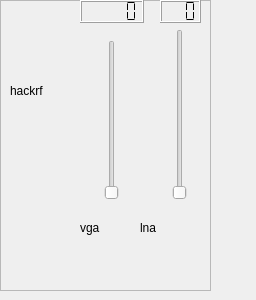
First picture: the form in devices/hackrf-handler/hackrf-widget.ui, repository JvanKatwijk/qt-dab, before the edit.
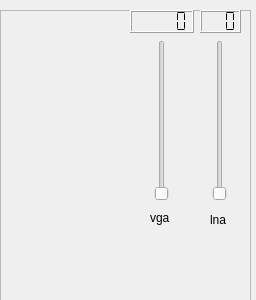
Second picture: the form after the edit.

Commit message: added hackrf support

The edit to the form file:
```diff
--- a/devices/hackrf-handler/hackrf-widget.ui
+++ b/devices/hackrf-handler/hackrf-widget.ui
@@ -17,8 +17,8 @@
    <property name="geometry">
     <rect>
      <x>0</x>
-     <y>0</y>
-     <width>211</width>
+     <y>10</y>
+     <width>251</width>
      <height>291</height>
     </rect>
    </property>
@@ -28,19 +28,6 @@
    <property name="frameShadow">
     <enum>QFrame::Raised</enum>
    </property>
-   <widget class="QLabel" name="label">
-    <property name="geometry">
-     <rect>
-      <x>10</x>
-      <y>80</y>
-      <width>101</width>
-      <height>21</height>
-     </rect>
-    </property>
-    <property name="text">
-     <string>hackrf</string>
-    </property>
-   </widget>
    <widget class="QLabel" name="statusLabel">
     <property name="geometry">
      <rect>
@@ -57,14 +44,14 @@
    <widget class="QSlider" name="lnagainSlider">
     <property name="geometry">
      <rect>
-      <x>170</x>
-      <y>29</y>
+      <x>210</x>
+      <y>30</y>
       <width>20</width>
-      <height>171</height>
+      <height>161</height>
      </rect>
     </property>
     <property name="maximum">
-     <number>62</number>
+     <number>39</number>
     </property>
     <property name="orientation">
      <enum>Qt::Vertical</enum>
@@ -73,7 +60,7 @@
    <widget class="QLCDNumber" name="lnagainDisplay">
     <property name="geometry">
      <rect>
-      <x>160</x>
+      <x>200</x>
       <y>0</y>
       <width>41</width>
       <height>23</height>
@@ -102,10 +89,10 @@
    <widget class="QSlider" name="vgagainSlider">
     <property name="geometry">
      <rect>
-      <x>100</x>
-      <y>40</y>
+      <x>150</x>
+      <y>30</y>
       <width>24</width>
-      <height>160</height>
+      <height>161</height>
      </rect>
     </property>
     <property name="maximum">
@@ -118,7 +105,7 @@
    <widget class="QLCDNumber" name="vgagainDisplay">
     <property name="geometry">
      <rect>
-      <x>80</x>
+      <x>130</x>
       <y>0</y>
       <width>64</width>
       <height>23</height>
@@ -131,10 +118,10 @@
    <widget class="QLabel" name="label_2">
     <property name="geometry">
      <rect>
-      <x>80</x>
-      <y>220</y>
-      <width>59</width>
-      <height>15</height>
+      <x>150</x>
+      <y>200</y>
+      <width>31</width>
+      <height>16</height>
      </rect>
     </property>
     <property name="text">
@@ -144,16 +131,42 @@
    <widget class="QLabel" name="label_3">
     <property name="geometry">
      <rect>
-      <x>140</x>
-      <y>220</y>
-      <width>59</width>
-      <height>15</height>
+      <x>210</x>
+      <y>200</y>
+      <width>31</width>
+      <height>20</height>
      </rect>
     </property>
     <property name="text">
      <string>lna</string>
     </property>
    </widget>
+   <widget class="QLabel" name="serial_number_display">
+    <property name="geometry">
+     <rect>
+      <x>10</x>
+      <y>220</y>
+      <width>231</width>
+      <height>16</height>
+     </rect>
+    </property>
+    <property name="text">
+     <string/>
+    </property>
+   </widget>
+   <widget class="QLabel" name="usb_board_id_display">
+    <property name="geometry">
+     <rect>
+      <x>10</x>
+      <y>180</y>
+      <width>111</width>
+      <height>16</height>
+     </rect>
+    </property>
+    <property name="text">
+     <string/>
+    </property>
+   </widget>
   </widget>
  </widget>
  <resources/>
```
Left out of the diff: 2 changed lines with no effect on the pictures. The commit also changes 9 other files.
